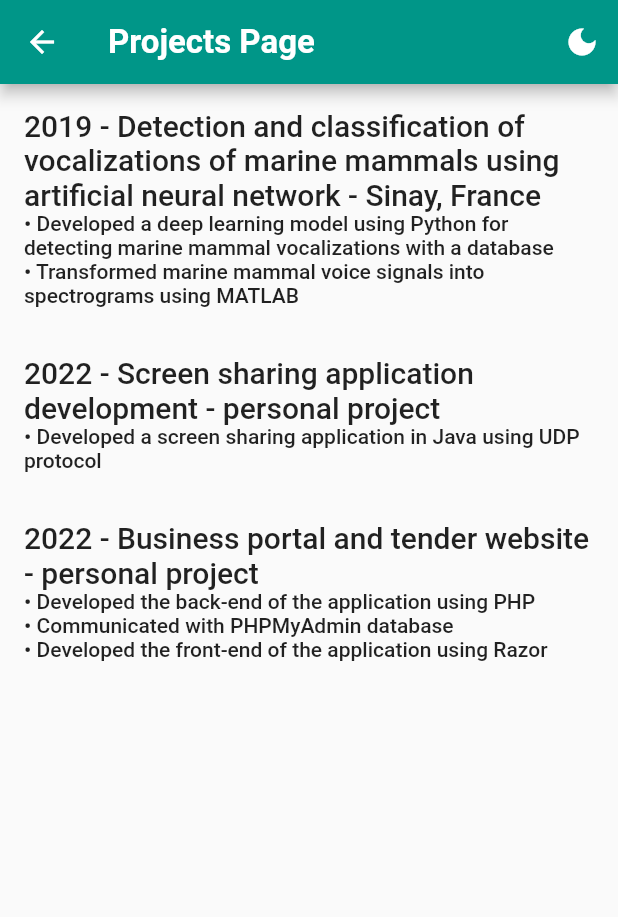
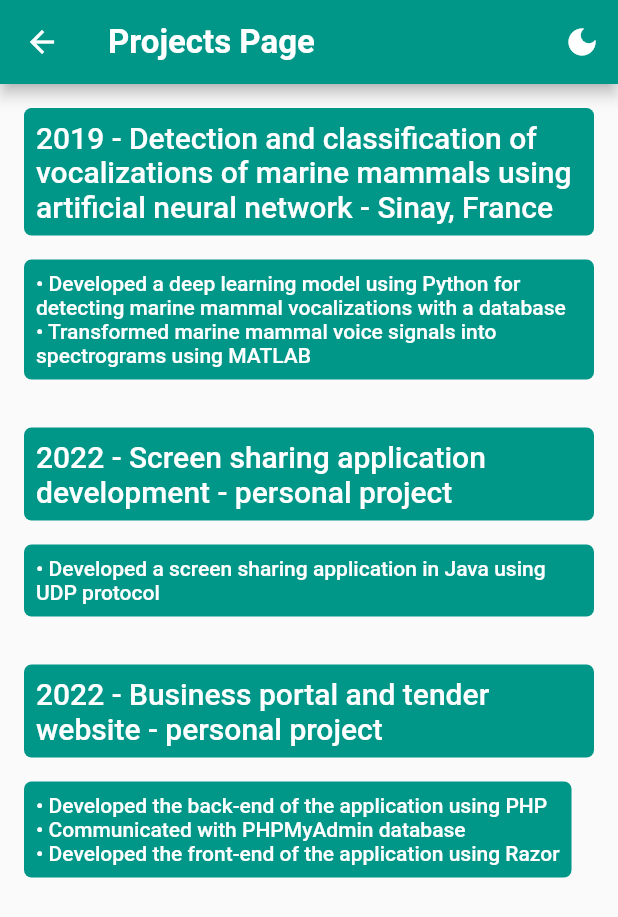
Before and after one commit to marwendona/Flutter_Project-MyCV, a Flutter app: the MyHomePage screen opened directly, in the side drawer, after a tap on "Projects", on a phone screen of 412 x 824 dp. Shown: the top 917 px of the screen. Run offline on Flutter 3.47's test engine with Material 2 defaults, Android fonts, the light colour scheme and no system bars; our stand-ins replace image_picker, step_progress_indicator; missing offline and left inert: flame_splash_screen.

Commit message:
final commit

```diff
--- a/lib/ProfessionalExperience/professional_experience.dart
+++ b/lib/ProfessionalExperience/professional_experience.dart
@@ -72,9 +72,9 @@ class _ProfessionalExperiencePageState extends State<ProfessionalExperiencePage>
     return Column(
       crossAxisAlignment: CrossAxisAlignment.start,
       children: [
-        Text(duration, style: const TextStyle(fontSize: 18, fontWeight: FontWeight.bold)),
+        Text(duration, style: const TextStyle(fontSize: 18, fontWeight: FontWeight.bold, color: Colors.white)),
         const SizedBox(height: 8),
-        Text(title, style: const TextStyle(fontSize: 16, fontWeight: FontWeight.bold)),
+        Text(title, style: const TextStyle(fontSize: 16, fontWeight: FontWeight.bold, color: Colors.white)),
         const SizedBox(height: 8),
         Text(description),
       ],
--- a/lib/Projects/projects.dart
+++ b/lib/Projects/projects.dart
@@ -19,43 +19,79 @@ class _ProjectsPageState extends State<ProjectsPage> {
           child: Column(
             crossAxisAlignment: CrossAxisAlignment.start,
             children: [
-              Text(
+              Container(
+                decoration: BoxDecoration(
+                  color: Colors.teal,
+                  borderRadius: BorderRadius.circular(5),
+                ),
+                padding: EdgeInsets.all(8),
+                child: Text(
                   '2019 - Detection and classification of vocalizations of marine mammals using artificial neural network - Sinay, France',
-                style: Theme.of(context).textTheme.headline6,
+                  style: Theme.of(context).textTheme.headline6!.copyWith(color: Colors.white),
                 ),
-              Text(
-                '• Developed a deep learning model using Python for detecting marine mammal vocalizations with a database',
-                style: Theme.of(context).textTheme.bodyText1,
               ),
-              Text(
+              SizedBox(height: 16),
+              Container(
+                decoration: BoxDecoration(
+                  color: Colors.teal,
+                  borderRadius: BorderRadius.circular(5),
+                ),
+                padding: EdgeInsets.all(8),
+                child: Text(
+                  '• Developed a deep learning model using Python for detecting marine mammal vocalizations with a database\n'
                       '• Transformed marine mammal voice signals into spectrograms using MATLAB',
-                style: Theme.of(context).textTheme.bodyText1,
+                  style: Theme.of(context).textTheme.bodyText1!.copyWith(color: Colors.white),
+                ),
               ),
               SizedBox(height: 32),
-              Text(
+              Container(
+                decoration: BoxDecoration(
+                  color: Colors.teal,
+                  borderRadius: BorderRadius.circular(5),
+                ),
+                padding: EdgeInsets.all(8),
+                child: Text(
                   '2022 - Screen sharing application development - personal project',
-                style: Theme.of(context).textTheme.headline6,
+                  style: Theme.of(context).textTheme.headline6!.copyWith(color: Colors.white),
                 ),
-              Text(
+              ),
+              SizedBox(height: 16),
+              Container(
+                decoration: BoxDecoration(
+                  color: Colors.teal,
+                  borderRadius: BorderRadius.circular(5),
+                ),
+                padding: EdgeInsets.all(8),
+                child: Text(
                   '• Developed a screen sharing application in Java using UDP protocol',
-                style: Theme.of(context).textTheme.bodyText1,
+                  style: Theme.of(context).textTheme.bodyText1!.copyWith(color: Colors.white),
+                ),
               ),
               SizedBox(height: 32),
-              Text(
+              Container(
+                decoration: BoxDecoration(
+                  color: Colors.teal,
+                  borderRadius: BorderRadius.circular(5),
+                ),
+                padding: EdgeInsets.all(8),
+                child: Text(
                   '2022 - Business portal and tender website - personal project',
-                style: Theme.of(context).textTheme.headline6,
+                  style: Theme.of(context).textTheme.headline6!.copyWith(color: Colors.white),
                 ),
-              Text(
-                '• Developed the back-end of the application using PHP',
-                style: Theme.of(context).textTheme.bodyText1,
               ),
-              Text(
-                '• Communicated with PHPMyAdmin database',
-                style: Theme.of(context).textTheme.bodyText1,
+              SizedBox(height: 16),
+              Container(
+                decoration: BoxDecoration(
+                  color: Colors.teal,
+                  borderRadius: BorderRadius.circular(5),
                 ),
-              Text(
+                padding: EdgeInsets.all(8),
+                child: Text(
+                  '• Developed the back-end of the application using PHP\n'
+                      '• Communicated with PHPMyAdmin database\n'
                       '• Developed the front-end of the application using Razor',
-                style: Theme.of(context).textTheme.bodyText1,
+                  style: Theme.of(context).textTheme.bodyText1!.copyWith(color: Colors.white),
+                ),
               ),
             ],
           ),
--- a/lib/helpers/drawer.dart
+++ b/lib/helpers/drawer.dart
@@ -3,6 +3,7 @@ import 'package:mycv/Education/education.dart';
 import 'package:mycv/ProfessionalExperience/professional_experience.dart';
 import 'package:mycv/Projects/projects.dart';
 import 'package:mycv/Skills/skills.dart';
+import 'package:mycv/utils/style.dart';
 class CustomDrawer extends StatelessWidget {
   const CustomDrawer({Key? key}) : super(key: key);
 
@@ -28,6 +29,8 @@ class CustomDrawer extends StatelessWidget {
           ),
           ListTile(
             title: const Text("Projects"),
+            leading: const Icon(Icons.work, color: Colors.teal),
+            trailing: const Icon(Icons.arrow_right, color: Colors.teal),
             onTap: () {
               Navigator.of(context).push(
                 MaterialPageRoute(
@@ -38,6 +41,8 @@ class CustomDrawer extends StatelessWidget {
           ),
           ListTile(
             title: const Text("Professional Experience"),
+            leading: const Icon(Icons.business, color: Colors.teal),
+            trailing: const Icon(Icons.arrow_right, color: Colors.teal),
             onTap: () {
               Navigator.of(context).push(
                 MaterialPageRoute(
@@ -48,6 +53,8 @@ class CustomDrawer extends StatelessWidget {
           ),
           ListTile(
             title: const Text("Education"),
+            leading: const Icon(Icons.school, color: Colors.teal),
+            trailing: const Icon(Icons.arrow_right, color: Colors.teal),
             onTap: () {
               Navigator.of(context).push(
                 MaterialPageRoute(
@@ -58,6 +65,8 @@ class CustomDrawer extends StatelessWidget {
           ),
           ListTile(
             title: const Text("Skills"),
+            leading: const Icon(Icons.lightbulb, color: Colors.teal),
+            trailing: const Icon(Icons.arrow_right, color: Colors.teal),
             onTap: () {
               Navigator.of(context).push(
                 MaterialPageRoute(
```
Also changed, not shown: 1 other file. Lines whose indentation alone changed are shown as unchanged.
